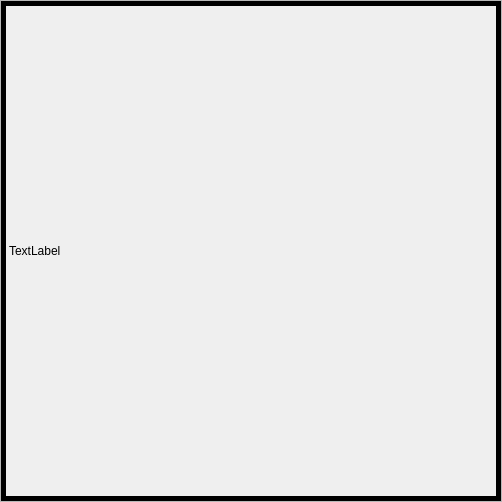
strizh78/MApp, file interface/imageViewer/imageEditor.ui: the form before one commit.
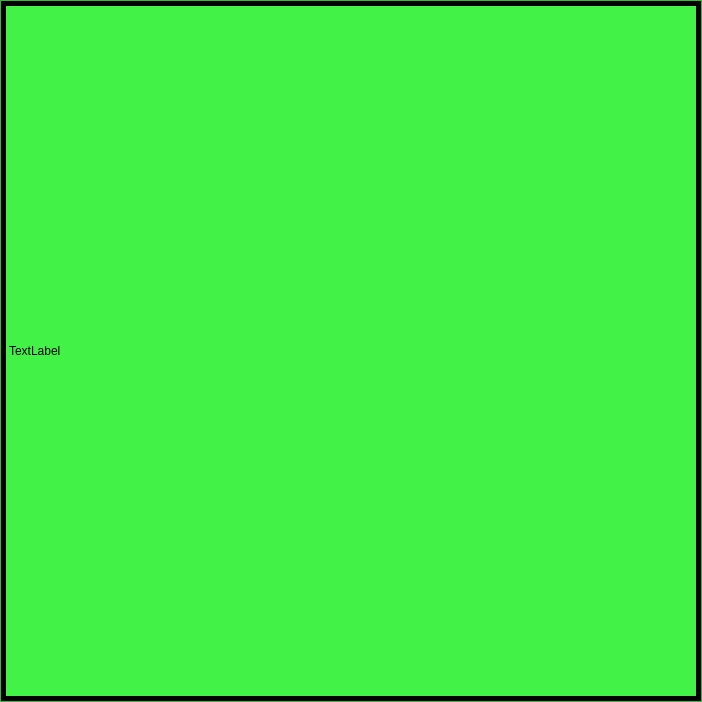
The form after the commit.

Diff of the .ui file:
```diff
--- a/interface/imageViewer/imageEditor.ui
+++ b/interface/imageViewer/imageEditor.ui
@@ -6,10 +6,80 @@
    <rect>
     <x>0</x>
     <y>0</y>
-    <width>502</width>
-    <height>502</height>
+    <width>702</width>
+    <height>702</height>
    </rect>
   </property>
+  <property name="sizeIncrement">
+   <size>
+    <width>0</width>
+    <height>0</height>
+   </size>
+  </property>
+  <property name="palette">
+   <palette>
+    <active>
+     <colorrole role="Base">
+      <brush brushstyle="SolidPattern">
+       <color alpha="255">
+        <red>30</red>
+        <green>30</green>
+        <blue>30</blue>
+       </color>
+      </brush>
+     </colorrole>
+     <colorrole role="Window">
+      <brush brushstyle="SolidPattern">
+       <color alpha="255">
+        <red>66</red>
+        <green>242</green>
+        <blue>71</blue>
+       </color>
+      </brush>
+     </colorrole>
+    </active>
+    <inactive>
+     <colorrole role="Base">
+      <brush brushstyle="SolidPattern">
+       <color alpha="255">
+        <red>30</red>
+        <green>30</green>
+        <blue>30</blue>
+       </color>
+      </brush>
+     </colorrole>
+     <colorrole role="Window">
+      <brush brushstyle="SolidPattern">
+       <color alpha="255">
+        <red>66</red>
+        <green>242</green>
+        <blue>71</blue>
+       </color>
+      </brush>
+     </colorrole>
+    </inactive>
+    <disabled>
+     <colorrole role="Base">
+      <brush brushstyle="SolidPattern">
+       <color alpha="255">
+        <red>66</red>
+        <green>242</green>
+        <blue>71</blue>
+       </color>
+      </brush>
+     </colorrole>
+     <colorrole role="Window">
+      <brush brushstyle="SolidPattern">
+       <color alpha="255">
+        <red>66</red>
+        <green>242</green>
+        <blue>71</blue>
+       </color>
+      </brush>
+     </colorrole>
+    </disabled>
+   </palette>
+  </property>
   <property name="windowTitle">
    <string>Form</string>
   </property>
@@ -42,8 +112,8 @@
        <rect>
         <x>0</x>
         <y>0</y>
-        <width>500</width>
-        <height>500</height>
+        <width>700</width>
+        <height>700</height>
        </rect>
       </property>
       <widget class="QLabel" name="imageLabel">
@@ -51,8 +121,8 @@
         <rect>
          <x>0</x>
          <y>0</y>
-         <width>500</width>
-         <height>500</height>
+         <width>700</width>
+         <height>700</height>
         </rect>
        </property>
        <property name="sizePolicy">
```
